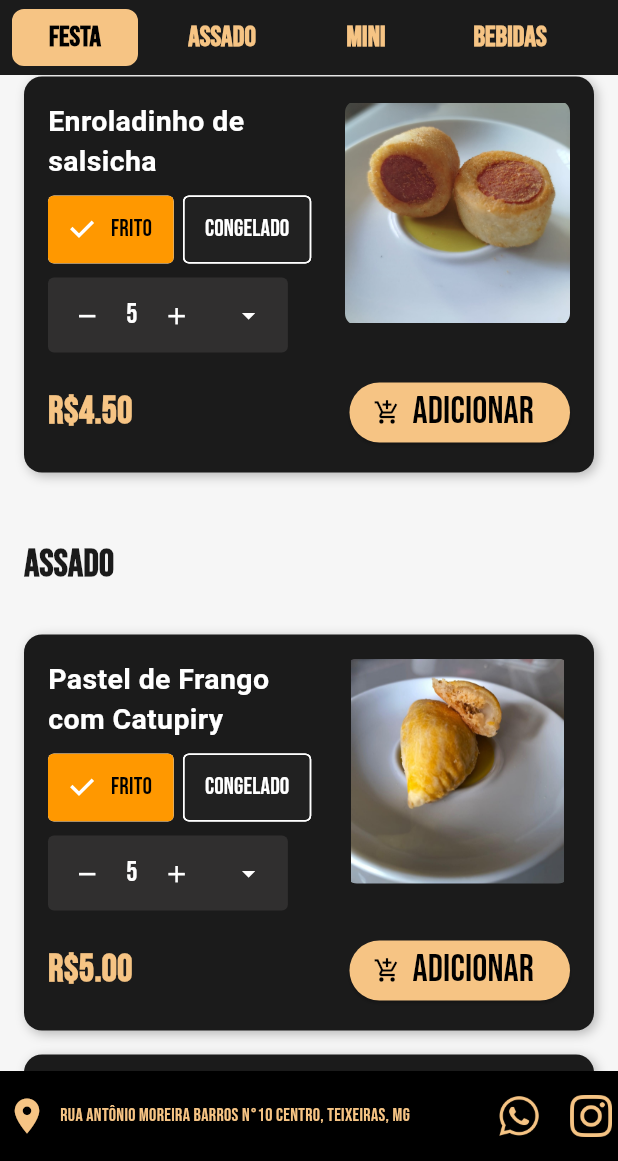
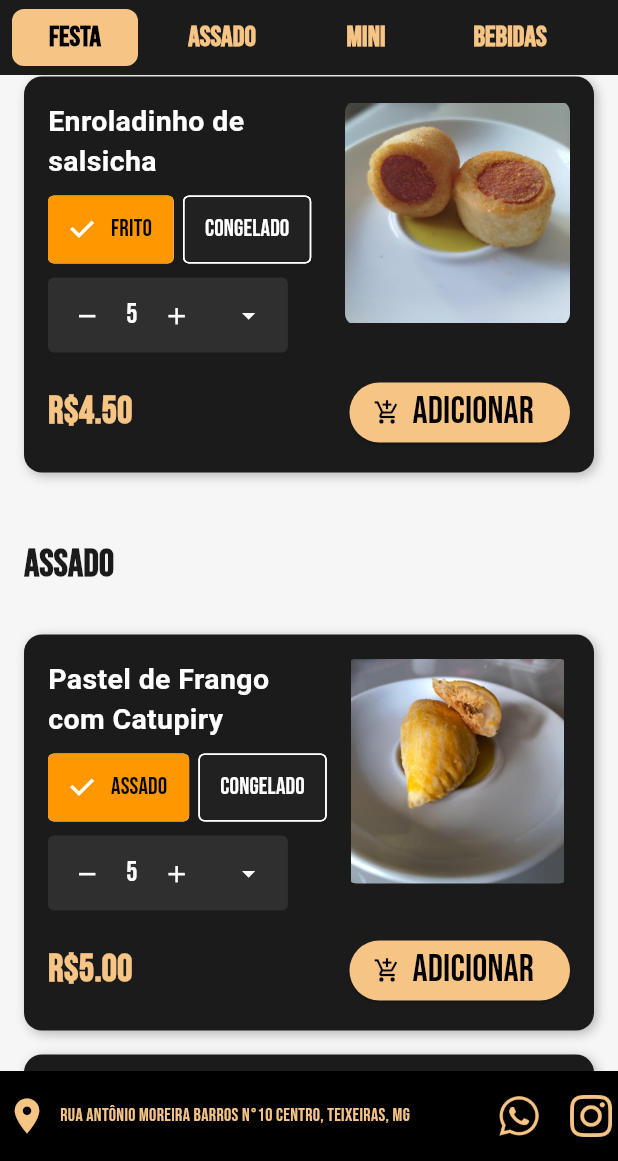
Before and after one commit to Animus2025/Lanchonete-da-Carminha_flutter, a Flutter app: the screen it shows after launch, scrolled down 1728 dp, on a phone screen of 412 x 824 dp, the part 75-1236 px from its top. Run offline on Flutter 3.47's test engine with Material 3 defaults, Android fonts, the phone set to English and light mode, and no system bars; Roboto replaces fonts that are missing (Bebas Neue).

Commit message:
Corrigindo erros e modo escuro

```diff
--- a/lib/screens/home_page.dart
+++ b/lib/screens/home_page.dart
@@ -140,7 +140,7 @@ class _HomePageState extends State<HomePage> {
                     title: 'FESTA',
                     items: salgadosPorCategoria['festa'] ?? [],
                     isSalgado: true,
-                    titleColor: AppColors.pretoClaro,
+                    titleColor: isDarkMode ? AppColors.laranja : AppColors.pretoClaro,
                   ),
                   // Seção Assado
                   _buildSection(
@@ -148,7 +148,7 @@ class _HomePageState extends State<HomePage> {
                     title: 'ASSADO',
                     items: salgadosPorCategoria['assado'] ?? [],
                     isSalgado: true,
-                    titleColor: AppColors.pretoClaro,
+                    titleColor: isDarkMode ? AppColors.laranja : AppColors.pretoClaro,
                   ),
                   // Seção Mini
                   _buildSection(
@@ -156,7 +156,7 @@ class _HomePageState extends State<HomePage> {
                     title: 'MINI',
                     items: salgadosPorCategoria['mini'] ?? [],
                     isSalgado: true,
-                    titleColor: AppColors.pretoClaro,
+                    titleColor: isDarkMode ? AppColors.laranja : AppColors.pretoClaro,
                   ),
                   // Seção Bebidas
                   _buildSection(
@@ -164,7 +164,7 @@ class _HomePageState extends State<HomePage> {
                     title: 'BEBIDAS',
                     items: bebidas,
                     isSalgado: false,
-                    titleColor: AppColors.pretoClaro,
+                    titleColor: isDarkMode ? AppColors.laranja : AppColors.pretoClaro,
                   ),
                 ],
               ),
--- a/lib/ui/widgets/salgado_card.dart
+++ b/lib/ui/widgets/salgado_card.dart
@@ -66,10 +66,10 @@ class _SalgadoCardState extends State<SalgadoCard> {
         // Widget para escolher o tipo de preparo (frito ou congelado)
         Widget chipsPreparo() => Row(
           children: [
-            // Chip para "FRITO"
+            // Chip para "FRITO" ou "ASSADO"
             ChoiceChip(
               label: Text(
-                "FRITO",
+                controller.salgado.categoria == 'assado' ? "ASSADO" : "FRITO", // Troca o texto dinamicamente
                 style: TextStyle(
                   color: controller.tipoSelecionado == TipoPreparo.frito
                       ? Colors.black // Cor preta se selecionado
```
